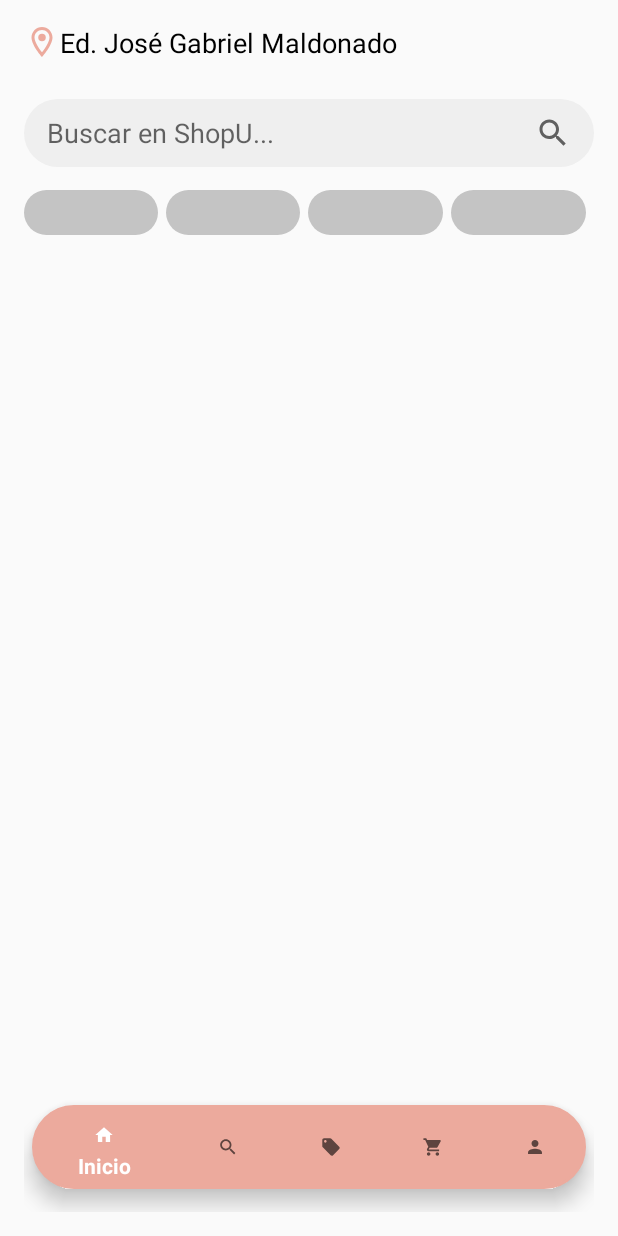
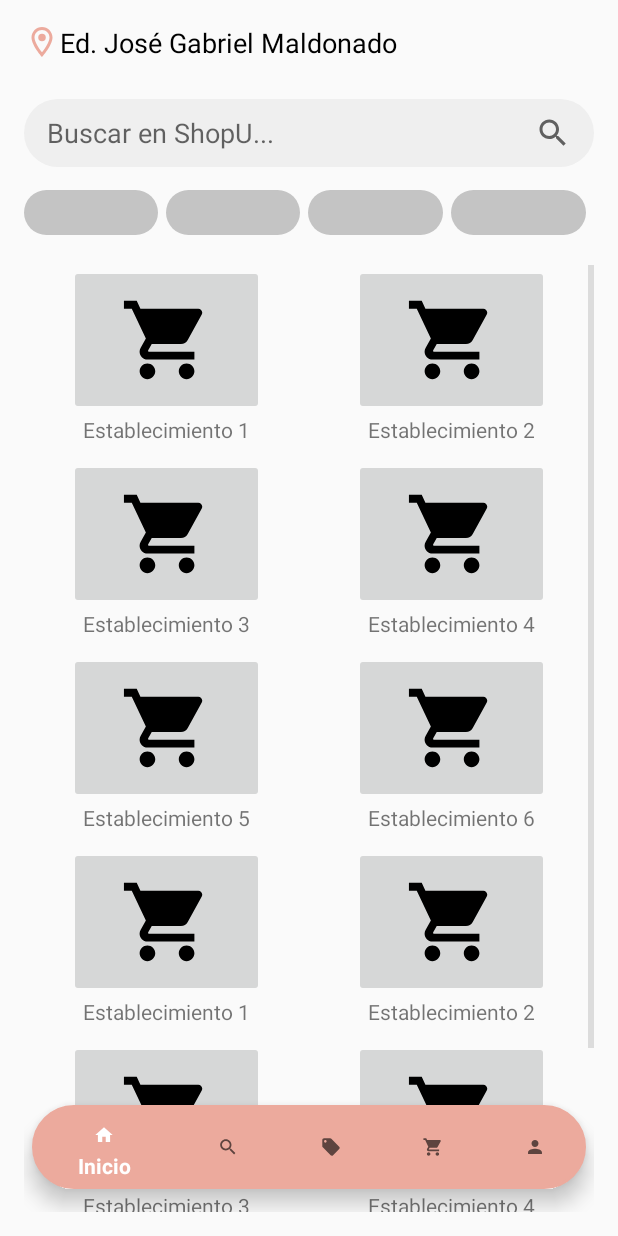
Before and after one commit to IntroCompuMovil202210J/ShopU, an Android app: the HomeActivity screen opened directly, with no data from a screen before it, on a phone screen of 412 x 824 dp. Run offline under Robolectric (Android 15) with nearby library versions, the phone set to English and light mode, and no system bars.

Commit message:
Added establishments to gridView

```diff
--- a/app/src/main/java/com/example/shopu/HomeActivity.java
+++ b/app/src/main/java/com/example/shopu/HomeActivity.java
@@ -2,43 +2,58 @@ package com.example.shopu;
 
 import androidx.appcompat.app.AppCompatActivity;
 
-import android.content.Intent;
 import android.os.Bundle;
-import android.view.View;
-import android.widget.Button;
 import android.widget.GridView;
-import android.widget.ListView;
 
-import com.example.shopu.adapters.EstablishMentAdapter;
+import com.example.shopu.adapters.EstablishmentAdapter;
 import com.example.shopu.model.Establishment;
 
 import java.util.ArrayList;
 
 public class HomeActivity extends AppCompatActivity {
 
-    ListView gvwEstablishments;
-    EstablishMentAdapter estAdapter;
+    GridView gvwEstablishments;
+    EstablishmentAdapter estAdapter;
     ArrayList<Establishment> establishments;
 
     @Override
     protected void onCreate(Bundle savedInstanceState) {
 
-        gvwEstablishments = findViewById(R.id.gvwEstablishments);
-        System.out.println("ACAA1");
-        establishments = new ArrayList<Establishment>();
-        System.out.println("ACAA2");
-        estAdapter = new EstablishMentAdapter(this,establishments);
-        System.out.println("ACAA3");
-
-        if(estAdapter != null){
-            gvwEstablishments.setAdapter(estAdapter);
-        }
-
-        System.out.println("ACAA4");
         super.onCreate(savedInstanceState);
         setContentView(R.layout.activity_home);
+
+        loadEstablishments();
+        gvwEstablishments = findViewById(R.id.gvwEstablishments);
+        estAdapter = new EstablishmentAdapter(this,establishments);
+        gvwEstablishments.setAdapter(estAdapter);
 
     }
 
 
+    public void loadEstablishments(){
+
+        this.establishments = new ArrayList<>();
+
+        Establishment e1 = new Establishment(); e1.setName("Establecimiento 1");
+        Establishment e2 = new Establishment(); e2.setName("Establecimiento 2");
+        Establishment e3 = new Establishment(); e3.setName("Establecimiento 3");
+        Establishment e4 = new Establishment(); e4.setName("Establecimiento 4");
+        Establishment e5 = new Establishment(); e5.setName("Establecimiento 5");
+        Establishment e6 = new Establishment(); e6.setName("Establecimiento 6");
+
+        establishments.add(e1);
+        establishments.add(e2);
+        establishments.add(e3);
+        establishments.add(e4);
+        establishments.add(e5);
+        establishments.add(e6);
+        establishments.add(e1);
+        establishments.add(e2);
+        establishments.add(e3);
+        establishments.add(e4);
+        establishments.add(e5);
+        establishments.add(e5);
+
+    }
+
 }
--- a/app/src/main/java/com/example/shopu/adapters/EstablishMentAdapter.java
+++ b/app/src/main/java/com/example/shopu/adapters/EstablishmentAdapter.java
@@ -12,23 +12,30 @@ import com.example.shopu.R;
 import com.example.shopu.model.Establishment;
 
 import java.util.ArrayList;
+import java.util.List;
 
-public class EstablishMentAdapter extends ArrayAdapter<Establishment> {
+public class EstablishmentAdapter extends ArrayAdapter<Establishment> {
 
-    public EstablishMentAdapter(Context context, ArrayList<Establishment> establishments) {
+    List<Establishment> establishments;
+
+    public EstablishmentAdapter(Context context, ArrayList<Establishment> establishments) {
         super(context, 0, establishments);
+
+        this.establishments = establishments;
     }
 
     @Override
     public View getView(int position, View convertView, ViewGroup parent) {
         // Get the data item for this position
-        Establishment establishment = getItem(position);
+
         // Check if an existing view is being reused, otherwise inflate the view
         if (convertView == null) {
             convertView = LayoutInflater.from(getContext()).inflate(R.layout.item_establishment, parent, false);
         }
         // Lookup view for data population
         TextView txtName = (TextView) convertView.findViewById(R.id.txtEstTime);
+
+        Establishment establishment = this.establishments.get(position);
         // Populate the data into the template view using the data object
         txtName.setText(establishment.getName());
 
--- a/app/src/main/res/layout/activity_home.xml
+++ b/app/src/main/res/layout/activity_home.xml
@@ -74,7 +74,7 @@
             android:layout_weight="1" />
     </LinearLayout>
 
-    <ListView
+    <GridView
         android:id="@+id/gvwEstablishments"
         android:layout_width="match_parent"
         android:layout_height="match_parent"
@@ -84,7 +84,7 @@
         android:numColumns="2"
         android:verticalSpacing="10dp">
 
-    </ListView>
+    </GridView>
 
     <com.google.android.material.bottomnavigation.BottomNavigationView
         android:layout_width="match_parent"
```
